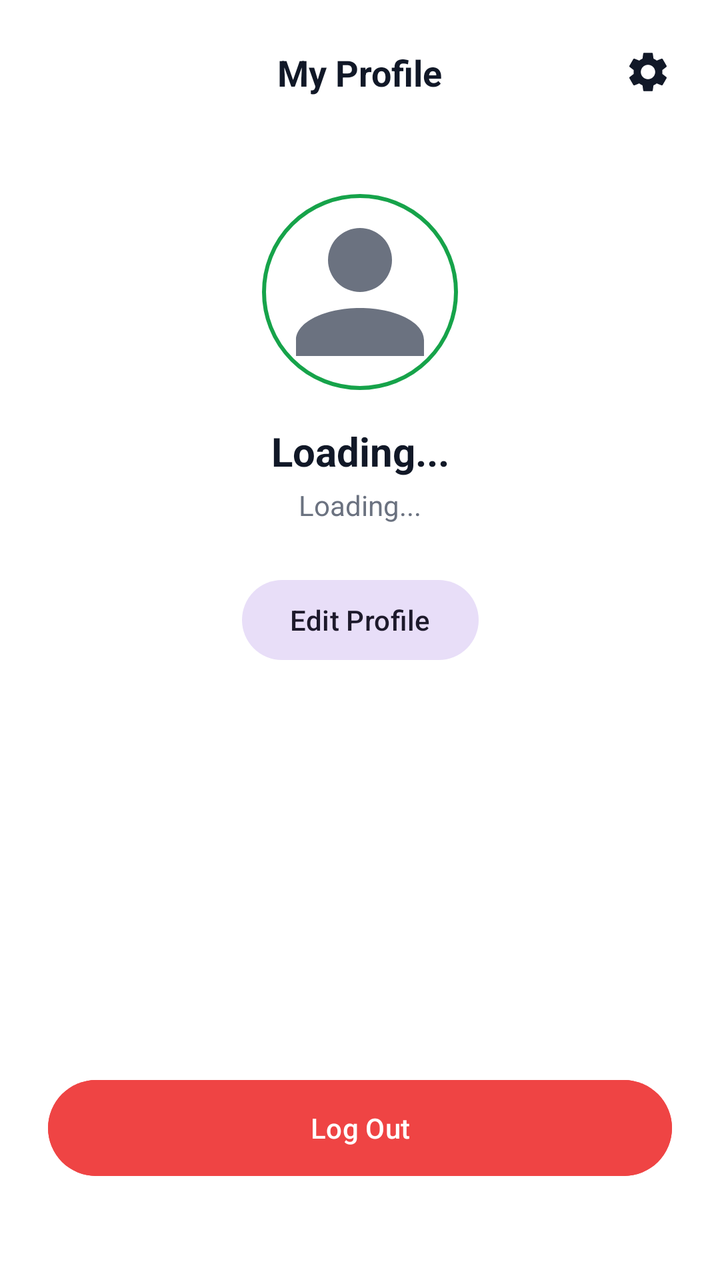
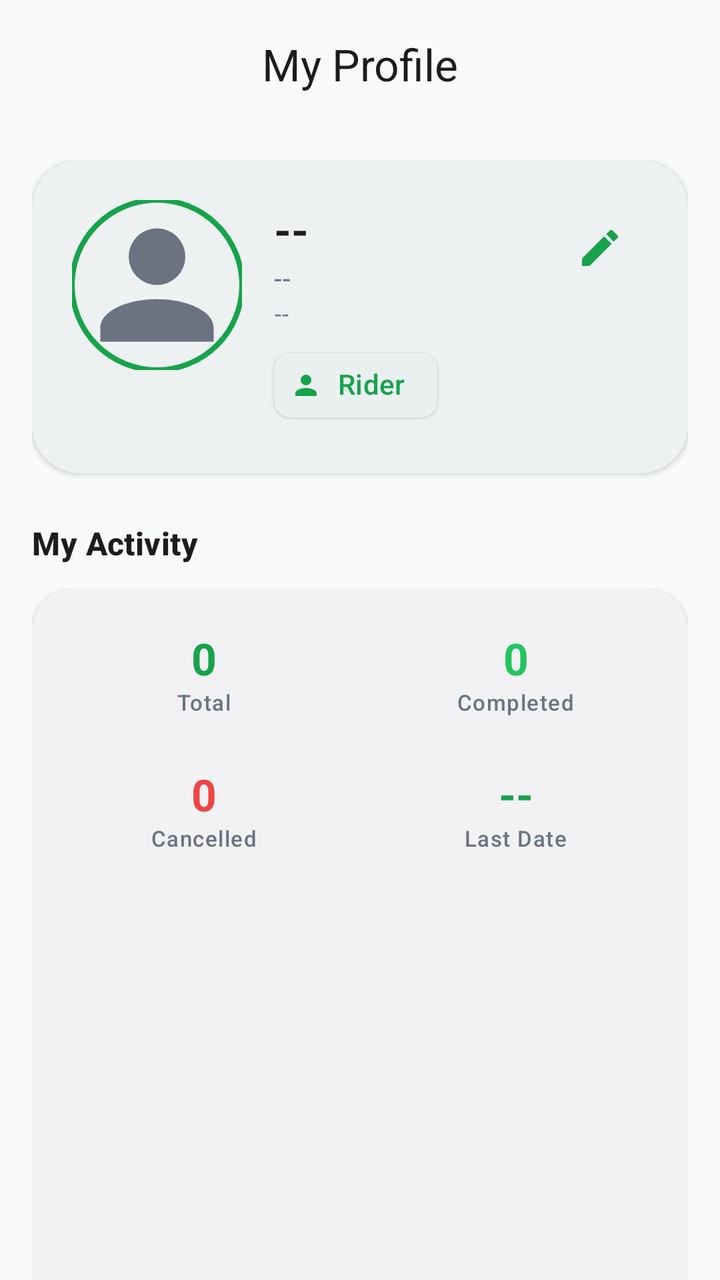

Two renders of the same Android screen: before a commit and after it. Below are the layout's source before the change and the commit's diff.
<!-- AndroidManifest.xml: application theme Theme.GoRide -->
<!-- res/layout/fragment_profile.xml -->
<?xml version="1.0" encoding="utf-8"?>
<androidx.constraintlayout.widget.ConstraintLayout xmlns:android="http://schemas.android.com/apk/res/android"
    xmlns:app="http://schemas.android.com/apk/res-auto"
    android:layout_width="match_parent"
    android:layout_height="match_parent"
    android:background="@color/white"
    android:padding="24dp">

    <ImageView
        android:id="@+id/btnSettings"
        android:layout_width="24dp"
        android:layout_height="24dp"
        android:src="@drawable/ic_settings"
        app:layout_constraintEnd_toEndOf="parent"
        app:layout_constraintTop_toTopOf="parent"
        app:tint="@color/gray_900" />

    <TextView
        android:layout_width="wrap_content"
        android:layout_height="wrap_content"
        android:text="My Profile"
        android:textColor="@color/gray_900"
        android:textSize="18sp"
        android:textStyle="bold"
        app:layout_constraintBottom_toBottomOf="@id/btnSettings"
        app:layout_constraintEnd_toEndOf="parent"
        app:layout_constraintStart_toStartOf="parent"
        app:layout_constraintTop_toTopOf="@id/btnSettings" />

    <com.google.android.material.imageview.ShapeableImageView
        android:id="@+id/ivProfileImage"
        android:layout_width="100dp"
        android:layout_height="100dp"
        android:layout_marginTop="48dp"
        android:padding="2dp"
        android:src="@drawable/ic_person"
        app:layout_constraintEnd_toEndOf="parent"
        app:layout_constraintStart_toStartOf="parent"
        app:layout_constraintTop_toBottomOf="@id/btnSettings"
        app:shapeAppearanceOverlay="@style/CircleImage"
        app:strokeColor="@color/primary"
        app:strokeWidth="2dp" />

    <TextView
        android:id="@+id/tvUserName"
        android:layout_width="wrap_content"
        android:layout_height="wrap_content"
        android:layout_marginTop="16dp"
        android:text="Loading..."
        android:textColor="@color/gray_900"
        android:textSize="20sp"
        android:textStyle="bold"
        app:layout_constraintEnd_toEndOf="parent"
        app:layout_constraintStart_toStartOf="parent"
        app:layout_constraintTop_toBottomOf="@id/ivProfileImage" />

    <TextView
        android:id="@+id/tvUserEmail"
        android:layout_width="wrap_content"
        android:layout_height="wrap_content"
        android:layout_marginTop="4dp"
        android:text="Loading..."
        android:textColor="@color/gray_500"
        android:textSize="14sp"
        app:layout_constraintEnd_toEndOf="parent"
        app:layout_constraintStart_toStartOf="parent"
        app:layout_constraintTop_toBottomOf="@id/tvUserName" />

    <com.google.android.material.button.MaterialButton
        android:id="@+id/btnEditProfile"
        style="@style/Widget.Material3.Button.TonalButton"
        android:layout_width="wrap_content"
        android:layout_height="wrap_content"
        android:layout_marginTop="24dp"
        android:text="Edit Profile"
        app:cornerRadius="20dp"
        app:layout_constraintEnd_toEndOf="parent"
        app:layout_constraintStart_toStartOf="parent"
        app:layout_constraintTop_toBottomOf="@id/tvUserEmail" />

    <com.google.android.material.button.MaterialButton
        android:id="@+id/btnLogout"
        android:layout_width="match_parent"
        android:layout_height="56dp"
        android:layout_marginBottom="24dp"
        android:backgroundTint="@color/error"
        android:text="Log Out"
        android:textAllCaps="false"
        app:cornerRadius="28dp"
        app:layout_constraintBottom_toBottomOf="parent" />

    <include layout="@layout/layout_loading" />

</androidx.constraintlayout.widget.ConstraintLayout>
<!-- res/layout/layout_loading.xml (included above) -->
<?xml version="1.0" encoding="utf-8"?>
<androidx.constraintlayout.widget.ConstraintLayout xmlns:android="http://schemas.android.com/apk/res/android"
    xmlns:app="http://schemas.android.com/apk/res-auto"
    android:id="@+id/loadingLayout"
    android:layout_width="match_parent"
    android:layout_height="match_parent"
    android:background="#80FFFFFF"
    android:clickable="true"
    android:focusable="true"
    android:visibility="gone">

    <com.google.android.material.progressindicator.CircularProgressIndicator
        android:layout_width="wrap_content"
        android:layout_height="wrap_content"
        android:indeterminate="true"
        app:indicatorColor="@color/primary"
        app:layout_constraintBottom_toBottomOf="parent"
        app:layout_constraintEnd_toEndOf="parent"
        app:layout_constraintStart_toStartOf="parent"
        app:layout_constraintTop_toTopOf="parent" />

</androidx.constraintlayout.widget.ConstraintLayout>
<!-- resources referenced by this layout -->
<resources>
  <color name="error">#EF4444</color>
  <color name="gray_500">#6B7280</color>
  <color name="gray_900">#111827</color>
  <color name="primary">#16A34A</color>
  <color name="white">#FFFFFFFF</color>
  <!-- drawable ic_person (drawable) -->
  <vector xmlns:android="http://schemas.android.com/apk/res/android"
      android:width="24dp"
      android:height="24dp"
      android:viewportWidth="24"
      android:viewportHeight="24">
      <path
          android:fillColor="@color/gray_500"
          android:pathData="M12,4A4,4 0 0,1 16,8A4,4 0 0,1 12,12A4,4 0 0,1 8,8A4,4 0 0,1 12,4M12,14C16.42,14 20,15.79 20,18V20H4V18C4,15.79 7.58,14 12,14Z" />
  </vector>
  <!-- drawable ic_settings (drawable) -->
  <vector xmlns:android="http://schemas.android.com/apk/res/android"
      android:width="24dp"
      android:height="24dp"
      android:viewportWidth="24"
      android:viewportHeight="24">
      <path
          android:fillColor="@color/gray_700"
          android:pathData="M19.14,12.94c0.04,-0.3 0.06,-0.61 0.06,-0.94c0,-0.32 -0.02,-0.64 -0.07,-0.94l2.03,-1.58c0.18,-0.14 0.23,-0.41 0.12,-0.61l-1.92,-3.32c-0.12,-0.22 -0.37,-0.29 -0.59,-0.22l-2.39,0.96c-0.5,-0.38 -1.03,-0.7 -1.62,-0.94L14.4,2.81c-0.04,-0.24 -0.24,-0.41 -0.48,-0.41h-3.84c-0.24,0 -0.43,0.17 -0.47,0.41L9.25,5.35C8.66,5.59 8.12,5.91 7.62,6.29L5.23,5.33c-0.22,-0.08 -0.47,0 -0.59,0.22L2.72,8.87c-0.11,0.21 -0.06,0.47 0.12,0.61l2.03,1.58C4.82,11.36 4.8,11.68 4.8,12c0,0.32 0.02,0.64 0.07,0.94l-2.03,1.58c-0.18,0.14 -0.23,0.41 -0.12,0.61l1.92,3.32c0.12,0.22 0.37,0.29 0.59,0.22l2.39,-0.96c0.5,0.38 1.03,0.7 1.62,0.94l0.36,2.54c0.05,0.24 0.24,0.41 0.48,0.41h3.84c0.24,0 0.44,-0.17 0.47,-0.41l0.36,-2.54c0.59,-0.24 1.13,-0.56 1.62,-0.94l2.39,0.96c0.22,0.08 0.47,0 0.59,-0.22l1.92,-3.32c0.11,-0.21 0.06,-0.47 -0.12,-0.61L19.14,12.94zM12,15.6c-1.98,0 -3.6,-1.62 -3.6,-3.6s1.62,-3.6 3.6,-3.6s3.6,1.62 3.6,3.6S13.98,15.6 12,15.6z" />
  </vector>
  <style name="CircleImage" parent="">
          <item name="cornerSize">50%</item>
      </style>
  <style name="Theme.GoRide" parent="Theme.Material3.DayNight.NoActionBar">
          
          <item name="colorPrimary">@color/primary</item>
          <item name="colorPrimaryVariant">@color/primary_dark</item>
          <item name="colorOnPrimary">@color/white</item>
          
          <item name="colorSecondary">@color/primary_light</item>
          <item name="colorSecondaryVariant">@color/primary_dark</item>
          <item name="colorOnSecondary">@color/black</item>
          
          <item name="android:statusBarColor">?attr/colorPrimaryVariant</item>
      </style>
  <color name="gray_700">#374151</color>
  <color name="primary_dark">#15803D</color>
  <color name="primary_light">#DCFCE7</color>
  <color name="black">#FF000000</color>
</resources>

<!-- the commit's change to res/layout/fragment_profile.xml (unified diff, before → after) -->
@@ -1,97 +1,304 @@
 <?xml version="1.0" encoding="utf-8"?>
-<androidx.constraintlayout.widget.ConstraintLayout xmlns:android="http://schemas.android.com/apk/res/android"
+<androidx.coordinatorlayout.widget.CoordinatorLayout xmlns:android="http://schemas.android.com/apk/res/android"
     xmlns:app="http://schemas.android.com/apk/res-auto"
+    xmlns:tools="http://schemas.android.com/tools"
     android:layout_width="match_parent"
     android:layout_height="match_parent"
-    android:background="@color/white"
-    android:padding="24dp">
-
-    <ImageView
-        android:id="@+id/btnSettings"
-        android:layout_width="24dp"
-        android:layout_height="24dp"
-        android:src="@drawable/ic_settings"
-        app:layout_constraintEnd_toEndOf="parent"
-        app:layout_constraintTop_toTopOf="parent"
-        app:tint="@color/gray_900" />
-
-    <TextView
-        android:layout_width="wrap_content"
+    android:background="@color/gray_50">
+
+    <com.google.android.material.appbar.AppBarLayout
+        android:id="@+id/appBarLayout"
+        android:layout_width="match_parent"
         android:layout_height="wrap_content"
-        android:text="My Profile"
-        android:textColor="@color/gray_900"
-        android:textSize="18sp"
-        android:textStyle="bold"
-        app:layout_constraintBottom_toBottomOf="@id/btnSettings"
-        app:layout_constraintEnd_toEndOf="parent"
-        app:layout_constraintStart_toStartOf="parent"
-        app:layout_constraintTop_toTopOf="@id/btnSettings" />
-
-    <com.google.android.material.imageview.ShapeableImageView
-        android:id="@+id/ivProfileImage"
-        android:layout_width="100dp"
-        android:layout_height="100dp"
-        android:layout_marginTop="48dp"
-        android:padding="2dp"
-        android:src="@drawable/ic_person"
-        app:layout_constraintEnd_toEndOf="parent"
-        app:layout_constraintStart_toStartOf="parent"
-        app:layout_constraintTop_toBottomOf="@id/btnSettings"
-        app:shapeAppearanceOverlay="@style/CircleImage"
-        app:strokeColor="@color/primary"
-        app:strokeWidth="2dp" />
-
-    <TextView
-        android:id="@+id/tvUserName"
-        android:layout_width="wrap_content"
-        android:layout_height="wrap_content"
-        android:layout_marginTop="16dp"
-        android:text="Loading..."
-        android:textColor="@color/gray_900"
-        android:textSize="20sp"
-        android:textStyle="bold"
-        app:layout_constraintEnd_toEndOf="parent"
-        app:layout_constraintStart_toStartOf="parent"
-        app:layout_constraintTop_toBottomOf="@id/ivProfileImage" />
-
-    <TextView
-        android:id="@+id/tvUserEmail"
-        android:layout_width="wrap_content"
-        android:layout_height="wrap_content"
-        android:layout_marginTop="4dp"
-        android:text="Loading..."
-        android:textColor="@color/gray_500"
-        android:textSize="14sp"
-        app:layout_constraintEnd_toEndOf="parent"
-        app:layout_constraintStart_toStartOf="parent"
-        app:layout_constraintTop_toBottomOf="@id/tvUserName" />
-
-    <com.google.android.material.button.MaterialButton
-        android:id="@+id/btnEditProfile"
-        style="@style/Widget.Material3.Button.TonalButton"
-        android:layout_width="wrap_content"
-        android:layout_height="wrap_content"
-        android:layout_marginTop="24dp"
-        android:text="Edit Profile"
-        app:cornerRadius="20dp"
-        app:layout_constraintEnd_toEndOf="parent"
-        app:layout_constraintStart_toStartOf="parent"
-        app:layout_constraintTop_toBottomOf="@id/tvUserEmail" />
-
-    <com.google.android.material.button.MaterialButton
-        android:id="@+id/btnLogout"
+        android:background="@android:color/transparent"
+        app:elevation="0dp">
+
+        <com.google.android.material.appbar.MaterialToolbar
+            android:id="@+id/toolbar"
+            android:layout_width="match_parent"
+            android:layout_height="?attr/actionBarSize"
+            app:title="My Profile"
+            app:titleCentered="true"
+            app:titleTextAppearance="@style/TextAppearance.Material3.TitleLarge" />
+
+    </com.google.android.material.appbar.AppBarLayout>
+
+    <androidx.core.widget.NestedScrollView
         android:layout_width="match_parent"
-        android:layout_height="56dp"
-        android:layout_marginBottom="24dp"
-        android:backgroundTint="@color/error"
-        android:text="Log Out"
-        android:textAllCaps="false"
-        app:cornerRadius="28dp"
-        app:layout_constraintBottom_toBottomOf="parent" />
+        android:layout_height="match_parent"
+        app:layout_behavior="@string/appbar_scrolling_view_behavior">
+
+        <LinearLayout
+            android:layout_width="match_parent"
+            android:layout_height="wrap_content"
+            android:orientation="vertical"
+            android:padding="16dp">
+
+            
+            <com.google.android.material.card.MaterialCardView
+                android:layout_width="match_parent"
+                android:layout_height="wrap_content"
+                app:cardCornerRadius="24dp"
+                app:cardElevation="2dp"
+                app:strokeWidth="0dp">
+
+                <androidx.constraintlayout.widget.ConstraintLayout
+                    android:layout_width="match_parent"
+                    android:layout_height="wrap_content"
+                    android:padding="20dp">
+
+                    <com.google.android.material.imageview.ShapeableImageView
+                        android:id="@+id/ivProfileImage"
+                        android:layout_width="85dp"
+                        android:layout_height="85dp"
+                        android:scaleType="centerCrop"
+                        android:src="@drawable/ic_person"
+                        app:layout_constraintStart_toStartOf="parent"
+                        app:layout_constraintTop_toTopOf="parent"
+                        app:shapeAppearanceOverlay="@style/CircleImage"
+                        app:strokeColor="@color/primary"
+                        app:strokeWidth="2.5dp" />
+
+                    <TextView
+                        android:id="@+id/tvUserName"
+                        android:layout_width="0dp"
+                        android:layout_height="wrap_content"
+                        android:layout_marginStart="16dp"
+                        android:text="--"
+                        android:textAppearance="@style/TextAppearance.Material3.TitleLarge"
+                        android:textStyle="bold"
+                        app:layout_constraintEnd_toStartOf="@id/btnEditProfile"
+                        app:layout_constraintStart_toEndOf="@id/ivProfileImage"
+                        app:layout_constraintTop_toTopOf="@id/ivProfileImage" />
+
+                    <TextView
+                        android:id="@+id/tvUserEmail"
+                        android:layout_width="0dp"
+                        android:layout_height="wrap_content"
+                        android:text="--"
+                        android:textAppearance="@style/TextAppearance.Material3.BodyMedium"
+                        android:textColor="@color/gray_500"
+                        app:layout_constraintEnd_toStartOf="@id/btnEditProfile"
+                        app:layout_constraintStart_toStartOf="@id/tvUserName"
+                        app:layout_constraintTop_toBottomOf="@id/tvUserName" />
+
+                    <TextView
+                        android:id="@+id/tvUserPhone"
+                        android:layout_width="0dp"
+                        android:layout_height="wrap_content"
+                        android:text="--"
+                        android:textAppearance="@style/TextAppearance.Material3.BodySmall"
+                        android:textColor="@color/gray_500"
+                        app:layout_constraintEnd_toStartOf="@id/btnEditProfile"
+                        app:layout_constraintStart_toStartOf="@id/tvUserName"
+                        app:layout_constraintTop_toBottomOf="@id/tvUserEmail" />
+
+                    <com.google.android.material.chip.Chip
+                        android:id="@+id/chipUserRole"
+                        style="@style/Widget.Material3.Chip.Assist.Elevated"
+                        android:layout_width="wrap_content"
+                        android:layout_height="wrap_content"
+                        android:layout_marginTop="4dp"
+                        android:text="Rider"
+                        android:textColor="@color/primary"
+                        app:chipCornerRadius="8dp"
+                        app:chipIcon="@drawable/ic_person"
+                        app:chipIconSize="16dp"
+                        app:chipIconTint="@color/primary"
+                        app:layout_constraintStart_toStartOf="@id/tvUserPhone"
+                        app:layout_constraintTop_toBottomOf="@id/tvUserPhone" />
+
+                    <ImageButton
+                        android:id="@+id/btnEditProfile"
+                        android:layout_width="48dp"
+                        android:layout_height="48dp"
+                        android:background="?attr/selectableItemBackgroundBorderless"
+                        android:src="@drawable/ic_edit"
+                        app:layout_constraintEnd_toEndOf="parent"
+                        app:layout_constraintTop_toTopOf="parent"
+                        app:tint="@color/primary" />
+
+                </androidx.constraintlayout.widget.ConstraintLayout>
+            </com.google.android.material.card.MaterialCardView>
+
+            
+            <TextView
+                android:layout_width="wrap_content"
+                android:layout_height="wrap_content"
+                android:layout_marginTop="24dp"
+                android:layout_marginBottom="12dp"
+                android:text="My Activity"
+                android:textAppearance="@style/TextAppearance.Material3.TitleMedium"
+                android:textStyle="bold" />
+
+            <com.google.android.material.card.MaterialCardView
+                android:layout_width="match_parent"
+                android:layout_height="wrap_content"
+                app:cardCornerRadius="20dp"
+                app:cardElevation="1dp"
+                app:strokeWidth="0dp">
+
+                <GridLayout
+                    android:layout_width="match_parent"
+                    android:layout_height="wrap_content"
+                    android:columnCount="2"
+                    android:padding="8dp"
+                    android:rowCount="3">
+
+                    
+                    <LinearLayout
+                        android:layout_width="0dp"
+                        android:layout_height="wrap_content"
+                        android:layout_columnWeight="1"
+                        android:gravity="center"
+                        android:orientation="vertical"
+                        android:padding="12dp">
+
+                        <TextView
+                            android:id="@+id/tvTotalBookings"
+                            android:layout_width="wrap_content"
+                            android:layout_height="wrap_content"
+                            android:text="0"
+                            android:textAppearance="@style/TextAppearance.Material3.TitleLarge"
+                            android:textColor="@color/primary"
+                            android:textStyle="bold" />
+
+                        <TextView
+                            android:layout_width="wrap_content"
+                            android:layout_height="wrap_content"
+                            android:text="Total"
+                            android:textAppearance="@style/TextAppearance.Material3.LabelSmall"
+                            android:textColor="@color/gray_500" />
+                    </LinearLayout>
+
+                    
+                    <LinearLayout
+                        android:layout_width="0dp"
+                        android:layout_height="wrap_content"
+                        android:layout_columnWeight="1"
+                        android:gravity="center"
+                        android:orientation="vertical"
+                        android:padding="12dp">
+
+                        <TextView
+                            android:id="@+id/tvCompletedBookings"
+                            android:layout_width="wrap_content"
+                            android:layout_height="wrap_content"
+                            android:text="0"
+                            android:textAppearance="@style/TextAppearance.Material3.TitleLarge"
+                            android:textColor="@color/success"
+                            android:textStyle="bold" />
+
+                        <TextView
+                            android:layout_width="wrap_content"
+                            android:layout_height="wrap_content"
+                            android:text="Completed"
+                            android:textAppearance="@style/TextAppearance.Material3.LabelSmall"
+                            android:textColor="@color/gray_500" />
+                    </LinearLayout>
+
+                    
+                    <LinearLayout
+                        android:layout_width="0dp"
+                        android:layout_height="wrap_content"
+                        android:layout_columnWeight="1"
+                        android:gravity="center"
+                        android:orientation="vertical"
+                        android:padding="12dp">
+
+                        <TextView
+                            android:id="@+id/tvCancelledBookings"
+                            android:layout_width="wrap_content"
+                            android:layout_height="wrap_content"
+                            android:text="0"
+                            android:textAppearance="@style/TextAppearance.Material3.TitleLarge"
+                            android:textColor="@color/error"
+                            android:textStyle="bold" />
+
+                        <TextView
+                            android:layout_width="wrap_content"
+                            android:layout_height="wrap_content"
+                            android:text="Cancelled"
+                            android:textAppearance="@style/TextAppearance.Material3.LabelSmall"
+                            android:textColor="@color/gray_500" />
+                    </LinearLayout>
+
+                    
+                    <LinearLayout
+                        android:layout_width="0dp"
+                        android:layout_height="wrap_content"
+                        android:layout_columnWeight="1"
+                        android:gravity="center"
+                        android:orientation="vertical"
+                        android:padding="12dp">
+
+                        <TextView
+                            android:id="@+id/tvLastBookingDate"
+                            android:layout_width="wrap_content"
+                            android:layout_height="wrap_content"
+                            android:text="--"
+                            android:textAppearance="@style/TextAppearance.Material3.TitleLarge"
+                            android:textColor="@color/primary"
+                            android:textStyle="bold" />
+
+                        <TextView
+                            android:layout_width="wrap_content"
+                            android:layout_height="wrap_content"
+                            android:text="Last Date"
+                            android:textAppearance="@style/TextAppearance.Material3.LabelSmall"
+                            android:textColor="@color/gray_500" />
+                    </LinearLayout>
+
+                    
+                    <LinearLayout
+                        android:layout_width="0dp"
+                        android:layout_height="wrap_content"
+                        android:layout_columnSpan="2"
+                        android:gravity="center"
+                        android:orientation="vertical"
+                        android:padding="12dp">
+
+                        <TextView
+                            android:id="@+id/tvPreferredVehicle"
+                            android:layout_width="wrap_content"
+                            android:layout_height="wrap_content"
+                            android:text="--"
+                            android:textAppearance="@style/TextAppearance.Material3.TitleLarge"
+                            android:textColor="@color/primary"
+                            android:textStyle="bold" />
+
+                        <TextView
+                            android:layout_width="wrap_content"
+                            android:layout_height="wrap_content"
+                            android:text="Preferred Vehicle Type"
+                            android:textAppearance="@style/TextAppearance.Material3.LabelSmall"
+                            android:textColor="@color/gray_500" />
+                    </LinearLayout>
+
+                </GridLayout>
+            </com.google.android.material.card.MaterialCardView>
+
+            
+            <com.google.android.material.button.MaterialButton
+                android:id="@+id/btnLogout"
+                style="@style/Widget.Material3.Button.TonalButton"
+                android:layout_width="match_parent"
+                android:layout_height="56dp"
+                android:layout_marginTop="32dp"
+                android:layout_marginBottom="24dp"
+                android:text="Logout"
+                android:textColor="@color/error"
+                app:cornerRadius="16dp"
+                app:icon="@drawable/ic_logout"
+                app:iconGravity="textStart"
+                app:iconTint="@color/error" />
+
+        </LinearLayout>
+    </androidx.core.widget.NestedScrollView>
 
     <include layout="@layout/layout_loading" />
 
-</androidx.constraintlayout.widget.ConstraintLayout>
+</androidx.coordinatorlayout.widget.CoordinatorLayout>
 <!-- res/layout/layout_loading.xml (included above) -->
 <?xml version="1.0" encoding="utf-8"?>
 <androidx.constraintlayout.widget.ConstraintLayout xmlns:android="http://schemas.android.com/apk/res/android"
<!-- resource entries referenced after the edit -->
@@ -1,10 +1,30 @@
 <!-- resources referenced by this layout -->
 <resources>
   <color name="error">#EF4444</color>
+  <color name="gray_50">#F9FAFB</color>
   <color name="gray_500">#6B7280</color>
-  <color name="gray_900">#111827</color>
   <color name="primary">#16A34A</color>
-  <color name="white">#FFFFFFFF</color>
+  <color name="success">#22C55E</color>
+  <!-- drawable ic_edit (drawable) -->
+  <vector xmlns:android="http://schemas.android.com/apk/res/android"
+      android:width="24dp"
+      android:height="24dp"
+      android:viewportWidth="24"
+      android:viewportHeight="24">
+      <path
+          android:fillColor="@color/gray_900"
+          android:pathData="M3,17.25V21h3.75L17.81,9.94l-3.75,-3.75L3,17.25zM20.71,7.04c0.39,-0.39 0.39,-1.02 0,-1.41l-2.34,-2.34c-0.39,-0.39 -1.02,-0.39 -1.41,0l-1.83,1.83l3.75,3.75L20.71,7.04z" />
+  </vector>
+  <!-- drawable ic_logout (drawable) -->
+  <vector xmlns:android="http://schemas.android.com/apk/res/android"
+      android:width="24dp"
+      android:height="24dp"
+      android:viewportWidth="24"
+      android:viewportHeight="24">
+      <path
+          android:fillColor="#000000"
+          android:pathData="M17,7l-1.41,1.41L18.17,11H8v2h10.17l-2.58,2.58L17,17l5,-5L17,7zM4,5h8V3H4C2.9,3 2,3.9 2,5v14c0,1.1 0.9,2 2,2h8v-2H4V5z" />
+  </vector>
   <!-- drawable ic_person (drawable) -->
   <vector xmlns:android="http://schemas.android.com/apk/res/android"
       android:width="24dp"
@@ -14,16 +34,6 @@
       <path
           android:fillColor="@color/gray_500"
           android:pathData="M12,4A4,4 0 0,1 16,8A4,4 0 0,1 12,12A4,4 0 0,1 8,8A4,4 0 0,1 12,4M12,14C16.42,14 20,15.79 20,18V20H4V18C4,15.79 7.58,14 12,14Z" />
-  </vector>
-  <!-- drawable ic_settings (drawable) -->
-  <vector xmlns:android="http://schemas.android.com/apk/res/android"
-      android:width="24dp"
-      android:height="24dp"
-      android:viewportWidth="24"
-      android:viewportHeight="24">
-      <path
-          android:fillColor="@color/gray_700"
-          android:pathData="M19.14,12.94c0.04,-0.3 0.06,-0.61 0.06,-0.94c0,-0.32 -0.02,-0.64 -0.07,-0.94l2.03,-1.58c0.18,-0.14 0.23,-0.41 0.12,-0.61l-1.92,-3.32c-0.12,-0.22 -0.37,-0.29 -0.59,-0.22l-2.39,0.96c-0.5,-0.38 -1.03,-0.7 -1.62,-0.94L14.4,2.81c-0.04,-0.24 -0.24,-0.41 -0.48,-0.41h-3.84c-0.24,0 -0.43,0.17 -0.47,0.41L9.25,5.35C8.66,5.59 8.12,5.91 7.62,6.29L5.23,5.33c-0.22,-0.08 -0.47,0 -0.59,0.22L2.72,8.87c-0.11,0.21 -0.06,0.47 0.12,0.61l2.03,1.58C4.82,11.36 4.8,11.68 4.8,12c0,0.32 0.02,0.64 0.07,0.94l-2.03,1.58c-0.18,0.14 -0.23,0.41 -0.12,0.61l1.92,3.32c0.12,0.22 0.37,0.29 0.59,0.22l2.39,-0.96c0.5,0.38 1.03,0.7 1.62,0.94l0.36,2.54c0.05,0.24 0.24,0.41 0.48,0.41h3.84c0.24,0 0.44,-0.17 0.47,-0.41l0.36,-2.54c0.59,-0.24 1.13,-0.56 1.62,-0.94l2.39,0.96c0.22,0.08 0.47,0 0.59,-0.22l1.92,-3.32c0.11,-0.21 0.06,-0.47 -0.12,-0.61L19.14,12.94zM12,15.6c-1.98,0 -3.6,-1.62 -3.6,-3.6s1.62,-3.6 3.6,-3.6s3.6,1.62 3.6,3.6S13.98,15.6 12,15.6z" />
   </vector>
   <style name="CircleImage" parent="">
           <item name="cornerSize">50%</item>
@@ -40,8 +50,9 @@
           
           <item name="android:statusBarColor">?attr/colorPrimaryVariant</item>
       </style>
-  <color name="gray_700">#374151</color>
+  <color name="gray_900">#111827</color>
   <color name="primary_dark">#15803D</color>
+  <color name="white">#FFFFFFFF</color>
   <color name="primary_light">#DCFCE7</color>
   <color name="black">#FF000000</color>
 </resources>
